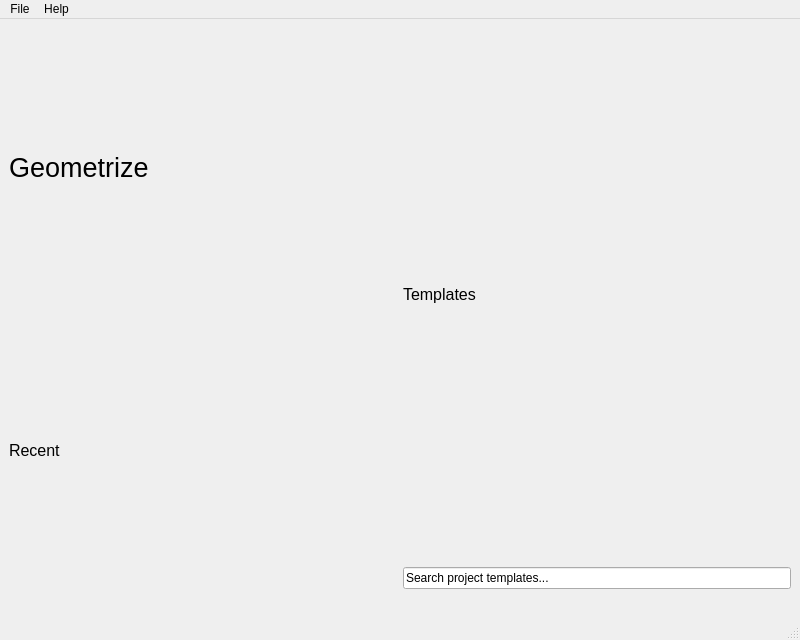
Above: Geometrize/dialog/launchwindow.ui from Tw1ddle/geometrize before the change. Below: the same form after it.
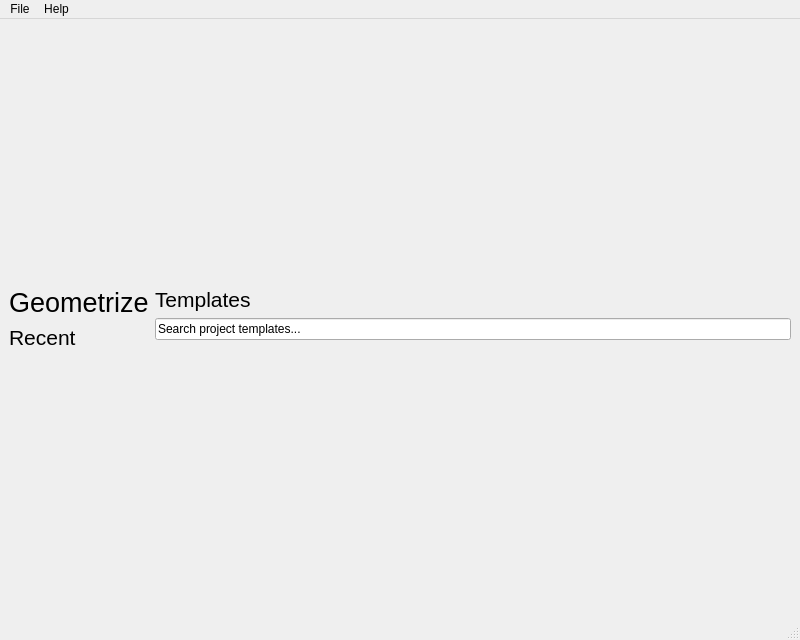
That is the form after the change.

Patch:
```diff
--- a/Geometrize/dialog/launchwindow.ui
+++ b/Geometrize/dialog/launchwindow.ui
@@ -33,6 +33,18 @@
        <layout class="QVBoxLayout" name="recentsLayout">
         <item>
          <widget class="QLabel" name="recentListTitle">
+          <property name="sizePolicy">
+           <sizepolicy hsizetype="Fixed" vsizetype="Fixed">
+            <horstretch>0</horstretch>
+            <verstretch>0</verstretch>
+           </sizepolicy>
+          </property>
+          <property name="minimumSize">
+           <size>
+            <width>0</width>
+            <height>0</height>
+           </size>
+          </property>
           <property name="font">
            <font>
             <pointsize>20</pointsize>
@@ -43,11 +55,36 @@
           </property>
          </widget>
         </item>
+        <item>
+         <spacer name="verticalSpacer_2">
+          <property name="orientation">
+           <enum>Qt::Vertical</enum>
+          </property>
+          <property name="sizeType">
+           <enum>QSizePolicy::Maximum</enum>
+          </property>
+          <property name="sizeHint" stdset="0">
+           <size>
+            <width>20</width>
+            <height>20</height>
+           </size>
+          </property>
+         </spacer>
+        </item>
+        <item>
+         <layout class="QVBoxLayout" name="verticalLayout"/>
+        </item>
         <item>
          <widget class="QLabel" name="recentListSub">
+          <property name="sizePolicy">
+           <sizepolicy hsizetype="Fixed" vsizetype="Fixed">
+            <horstretch>0</horstretch>
+            <verstretch>0</verstretch>
+           </sizepolicy>
+          </property>
           <property name="font">
            <font>
-            <pointsize>12</pointsize>
+            <pointsize>16</pointsize>
            </font>
           </property>
           <property name="text">
@@ -58,12 +95,15 @@
         <item>
          <spacer name="horizontalSpacer">
           <property name="orientation">
-           <enum>Qt::Horizontal</enum>
+           <enum>Qt::Vertical</enum>
+          </property>
+          <property name="sizeType">
+           <enum>QSizePolicy::Maximum</enum>
           </property>
           <property name="sizeHint" stdset="0">
            <size>
-            <width>40</width>
-            <height>20</height>
+            <width>20</width>
+            <height>10</height>
            </size>
           </property>
          </spacer>
@@ -77,9 +117,15 @@
        <layout class="QVBoxLayout" name="templatesLayout">
         <item>
          <widget class="QLabel" name="label">
+          <property name="sizePolicy">
+           <sizepolicy hsizetype="Fixed" vsizetype="Fixed">
+            <horstretch>0</horstretch>
+            <verstretch>0</verstretch>
+           </sizepolicy>
+          </property>
           <property name="font">
            <font>
-            <pointsize>12</pointsize>
+            <pointsize>16</pointsize>
            </font>
           </property>
           <property name="text">
@@ -97,12 +143,15 @@
         <item>
          <spacer name="horizontalSpacer_2">
           <property name="orientation">
-           <enum>Qt::Horizontal</enum>
+           <enum>Qt::Vertical</enum>
+          </property>
+          <property name="sizeType">
+           <enum>QSizePolicy::Fixed</enum>
           </property>
           <property name="sizeHint" stdset="0">
            <size>
-            <width>40</width>
-            <height>20</height>
+            <width>20</width>
+            <height>10</height>
            </size>
           </property>
          </spacer>
```
Left out of the diff: 11 changed lines with no effect on the pictures.
